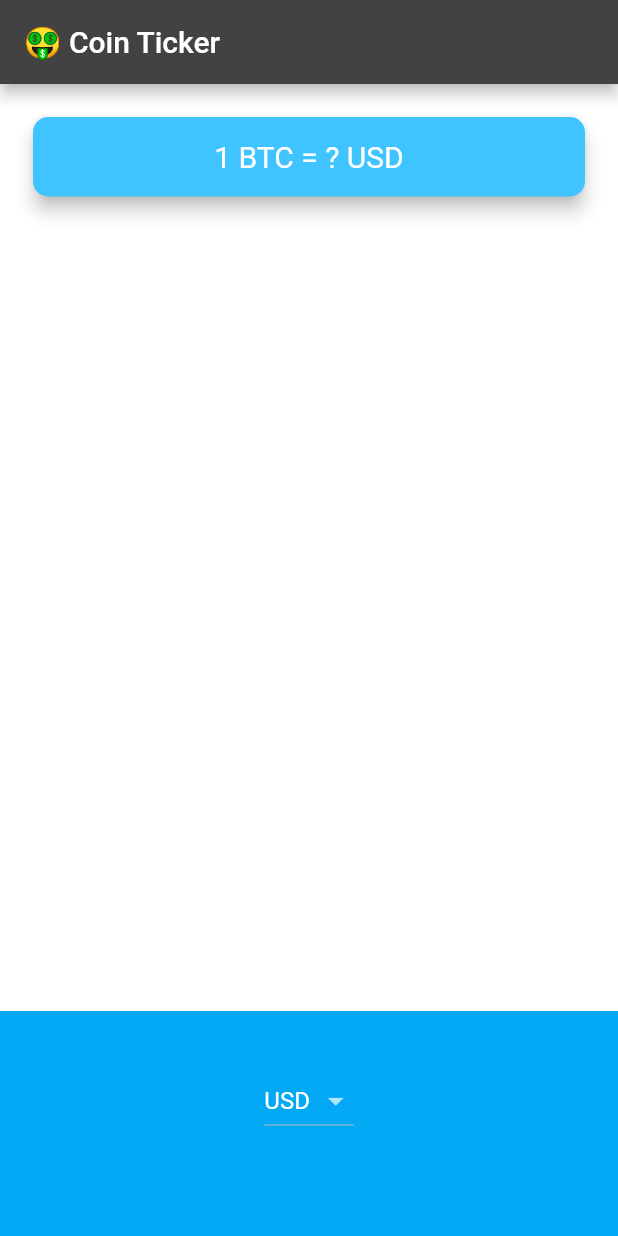
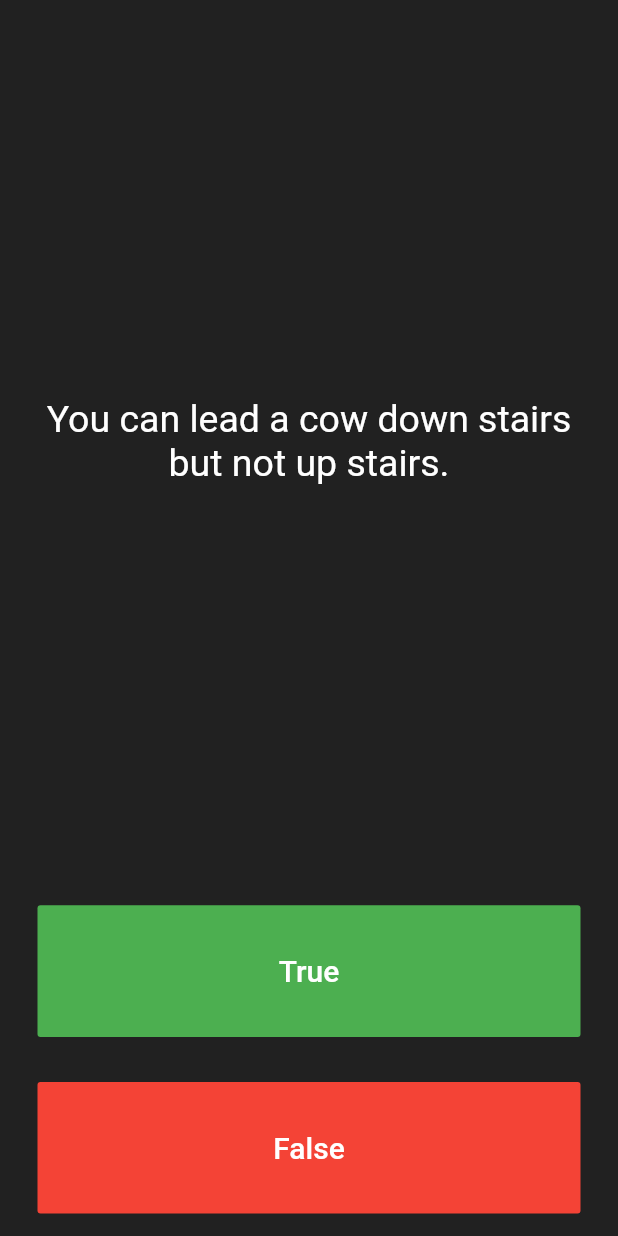
Before and after one commit to riomaemoto/plant, a Flutter app: the screen it shows after launch, on a phone screen of 412 x 824 dp. Run offline on Flutter 3.47's test engine with Material 2 defaults, Android fonts, the phone set to English and light mode, and no system bars; our stand-ins replace rflutter_alert.

Commit message:
Special lesson

```diff
--- a/lib/coin_data.dart
+++ /dev/null
@@ -1,56 +0,0 @@
-import 'dart:async';
-import 'dart:convert';
-import 'dart:core';
-
-import 'package:http/http.dart' as http;
-
-const List<String> currenciesList = [
-  'AUD',
-  'BRL',
-  'CAD',
-  'CNY',
-  'EUR',
-  'GBP',
-  'HKD',
-  'IDR',
-  'ILS',
-  'INR',
-  'JPY',
-  'MXN',
-  'NOK',
-  'NZD',
-  'PLN',
-  'RON',
-  'RUB',
-  'SEK',
-  'SGD',
-  'USD',
-  'ZAR'
-];
-
-const List<String> cryptoList = [
-  'BTC',
-  'ETH',
-  'LTC',
-];
-
-const coinAPIURL = 'https://rest.coinapi.io/v1/exchangerate';
-const apiKey = '45DAA85F-B72D-4F2D-AD5E-38E926046B94';
-
-class CoinData {
-  //TODO 3: Update getCoinData to take the selectedCurrency as an input.
-  Future getCoinData() async {
-    //TODO 4: Update the URL to use the selectedCurrency input.
-    String requestURL = '$coinAPIURL/BTC/USD?apikey=$apiKey';
-    var url = Uri.parse(requestURL);
-    final response = await http.get(url);
-    if (response.statusCode == 200) {
-      var decodedData = jsonDecode(response.body);
-      var lastPrice = decodedData['rate'];
-      return lastPrice;
-    } else {
-      print(response.statusCode);
-      throw 'Problem with the get request';
-    }
-  }
-}
--- a/lib/main.dart
+++ b/lib/main.dart
@@ -1,18 +1,25 @@
 import 'package:flutter/material.dart';
-import 'package:plant/price_screen.dart';
 
-void main() => runApp(Bitcoin());
+import 'quiz_brain.dart';
+import 'quiz_page.dart';
 
-class Bitcoin extends StatelessWidget {
-  const Bitcoin({Key? key}) : super(key: key);
+QuizBrain quizBrain = QuizBrain();
 
+void main() => runApp(Quiz());
+
+class Quiz extends StatelessWidget {
   @override
   Widget build(BuildContext context) {
     return MaterialApp(
-      home: PriceScreen(),
-      theme: ThemeData.dark().copyWith(
-          primaryColor: Colors.lightBlue,
-          scaffoldBackgroundColor: Colors.white),
+      home: Scaffold(
+        backgroundColor: Colors.grey.shade900,
+        body: SafeArea(
+          child: Padding(
+            padding: EdgeInsets.symmetric(horizontal: 10.0),
+            child: QuizPage(),
+          ),
+        ),
+      ),
     );
   }
 }
--- a/lib/price_screen.dart
+++ /dev/null
@@ -1,111 +0,0 @@
-import 'dart:io' show Platform;
-
-import 'package:flutter/cupertino.dart';
-import 'package:flutter/material.dart';
-
-import 'coin_data.dart';
-
-class PriceScreen extends StatefulWidget {
-  @override
-  _PriceScreenState createState() => _PriceScreenState();
-}
-
-class _PriceScreenState extends State<PriceScreen> {
-  String currency = "USD";
-  @override
-  void initState() {
-    super.initState();
-    getData();
-  }
-
-  DropdownButton androidWidget() {
-    List<DropdownMenuItem<String>> items = [];
-    for (String item in currenciesList) {
-      final aaa = DropdownMenuItem(
-        child: Text(item),
-        value: item,
-      );
-      items.add(aaa);
-    }
-    return DropdownButton<String>(
-      value: currency,
-      items: items,
-      onChanged: (value) {
-        setState(() {
-          currency = value!;
-        });
-      },
-    );
-  }
-
-  CupertinoPicker iOSWidget() {
-    List<Text> items = [];
-    for (String item in currenciesList) {
-      final aaa = Text(item);
-      items.add(aaa);
-    }
-
-    return CupertinoPicker(
-      itemExtent: 32.0,
-      backgroundColor: Colors.lightBlue,
-      onSelectedItemChanged: (value) {},
-      children: items,
-    );
-  }
-
-  String bitcoinValue = '?';
-
-  void getData() async {
-    try {
-      double data = await CoinData().getCoinData();
-      setState(() {
-        bitcoinValue = data.toStringAsFixed(0);
-      });
-    } catch (e) {
-      print(e);
-    }
-  }
-
-  @override
-  Widget build(BuildContext context) {
-    return Scaffold(
-      appBar: AppBar(
-        title: Text('🤑 Coin Ticker'),
-      ),
-      body: Column(
-        mainAxisAlignment: MainAxisAlignment.spaceBetween,
-        crossAxisAlignment: CrossAxisAlignment.stretch,
-        children: <Widget>[
-          Padding(
-            padding: EdgeInsets.fromLTRB(18.0, 18.0, 18.0, 0),
-            child: Card(
-              color: Colors.lightBlueAccent,
-              elevation: 5.0,
-              shape: RoundedRectangleBorder(
-                borderRadius: BorderRadius.circular(10.0),
-              ),
-              child: Padding(
-                padding: EdgeInsets.symmetric(vertical: 15.0, horizontal: 28.0),
-                child: Text(
-                  '1 BTC = $bitcoinValue USD',
-                  textAlign: TextAlign.center,
-                  style: TextStyle(
-                    fontSize: 20.0,
-                    color: Colors.white,
-                  ),
-                ),
-              ),
-            ),
-          ),
-          Container(
-            height: 150.0,
-            alignment: Alignment.center,
-            padding: EdgeInsets.only(bottom: 30.0),
-            color: Colors.lightBlue,
-            child: Platform.isAndroid ? androidWidget() : iOSWidget(),
-          ),
-        ],
-      ),
-    );
-  }
-}
--- /dev/null
+++ b/lib/quiz_page.dart
@@ -0,0 +1,143 @@
+import 'package:flutter/cupertino.dart';
+import 'package:flutter/material.dart';
+import 'package:plant/finish_page.dart';
+import 'package:rflutter_alert/rflutter_alert.dart';
+
+import 'main.dart';
+
+class QuizPage extends StatefulWidget {
+  @override
+  _QuizPageState createState() => _QuizPageState();
+}
+
+class _QuizPageState extends State<QuizPage> {
+  List<Icon> answers = [];
+
+  void checkAnswer(bool userAnswer) async {
+    await Navigator.of(context)
+        .push(MaterialPageRoute(builder: (_) => FinishPage()));
+    return;
+    bool correctAnswer = quizBrain.getCorrectAnswer();
+    setState(() {
+      if (quizBrain.isFinished() == true) {
+        Alert(
+          context: context,
+          title: 'Finished!',
+          desc: 'You\'ve reached the end of the quiz.',
+        ).show();
+        quizBrain.reset();
+        answers = [];
+      } else {
+        if (userAnswer == correctAnswer) {
+          answers.add(Icon(
+            Icons.check,
+            color: Colors.green,
+          ));
+        } else {
+          answers.add(Icon(
+            Icons.close,
+            color: Colors.red,
+          ));
+        }
+        quizBrain.nextQuestion();
+      }
+    });
+  }
+
+  @override
+  Widget build(BuildContext context) {
+    return Column(
+      mainAxisAlignment: MainAxisAlignment.spaceBetween,
+      crossAxisAlignment: CrossAxisAlignment.stretch,
+      children: <Widget>[
+        Expanded(
+          flex: 5,
+          child: Padding(
+            padding: EdgeInsets.all(10.0),
+            child: Center(
+              child: Text(
+                quizBrain.questionNumber == 3
+                    ? "Finish"
+                    : quizBrain.getQuestionText(),
+                textAlign: TextAlign.center,
+                style: TextStyle(
+                  fontSize: 25.0,
+                  color: Colors.white,
+                ),
+              ),
+            ),
+          ),
+        ),
+        quizBrain.questionNumber == 3
+            ? Container()
+            : Expanded(
+                child: Padding(
+                  padding: EdgeInsets.all(15.0),
+                  child: FlatButton(
+                    textColor: Colors.white,
+                    color: Colors.green,
+                    child: Text(
+                      'True',
+                      style: TextStyle(
+                        color: Colors.white,
+                        fontSize: 20.0,
+                      ),
+                    ),
+                    onPressed: () {
+                      checkAnswer(true);
+                      // TODO checkAnswer(userAnswer true);
+                    },
+                  ),
+                ),
+              ),
+        quizBrain.questionNumber == 3
+            ? Container()
+            : Expanded(
+                child: Padding(
+                  padding: EdgeInsets.all(15.0),
+                  child: FlatButton(
+                    color: Colors.red,
+                    child: Text(
+                      'False',
+                      style: TextStyle(
+                        fontSize: 20.0,
+                        color: Colors.white,
+                      ),
+                    ),
+                    onPressed: () {
+                      checkAnswer(false);
+                      // TODO checkAnswer(userAnswer false);
+                    },
+                  ),
+                ),
+              ),
+        quizBrain.questionNumber == 3
+            ? Expanded(
+                child: Padding(
+                  padding: EdgeInsets.all(15.0),
+                  child: FlatButton(
+                    textColor: Colors.white,
+                    color: Colors.blue,
+                    child: Text(
+                      'Restart',
+                      style: TextStyle(
+                        color: Colors.white,
+                        fontSize: 20.0,
+                      ),
+                    ),
+                    onPressed: () {
+                      quizBrain.reset();
+                      answers = [];
+                      setState(() {});
+                    },
+                  ),
+                ),
+              )
+            : Container(),
+        Row(
+          children: answers,
+        )
+      ],
+    );
+  }
+}
--- a/pubspec.yaml
+++ b/pubspec.yaml
@@ -33,6 +33,7 @@ dependencies:
 
   # The following adds the Cupertino Icons font to your application.
   # Use with the CupertinoIcons class for iOS style icons.
+  rflutter_alert: ^2.0.4
   cupertino_icons: ^1.0.2
   http: ^0.13.4
   firebase_core: ^1.12.0
```
Also changed, not shown: lib/finish_page.dart (added, +54 -0 lines), lib/quiz_brain.dart (added, +45 -0 lines), pubspec.lock, 1 other file.
